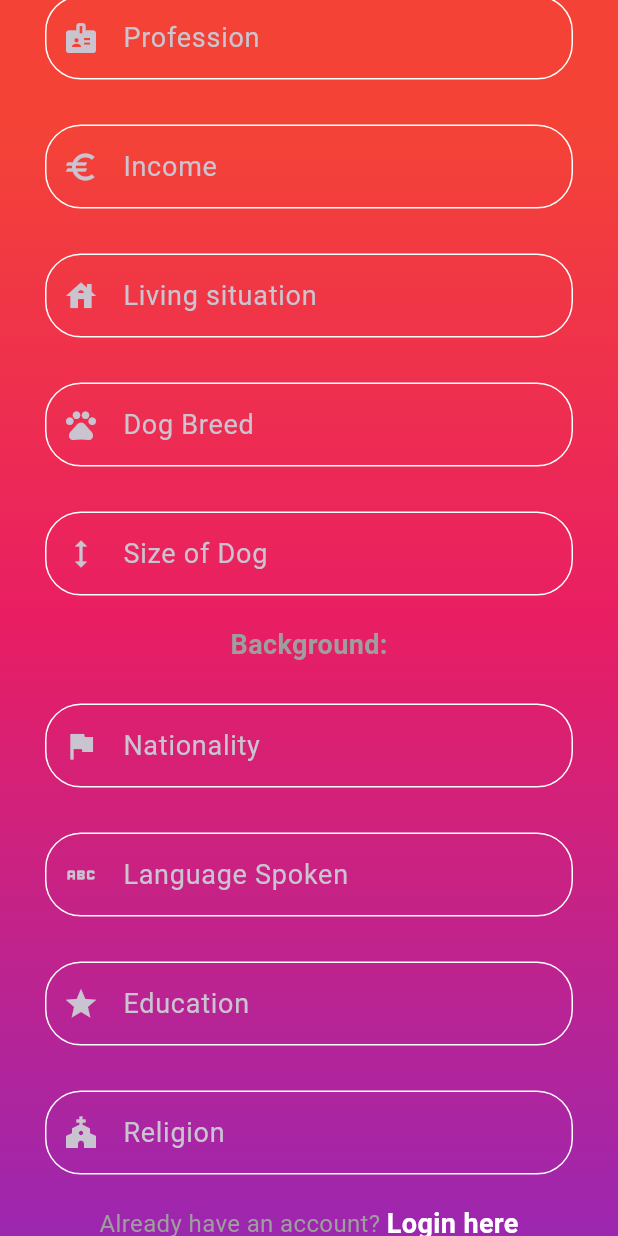
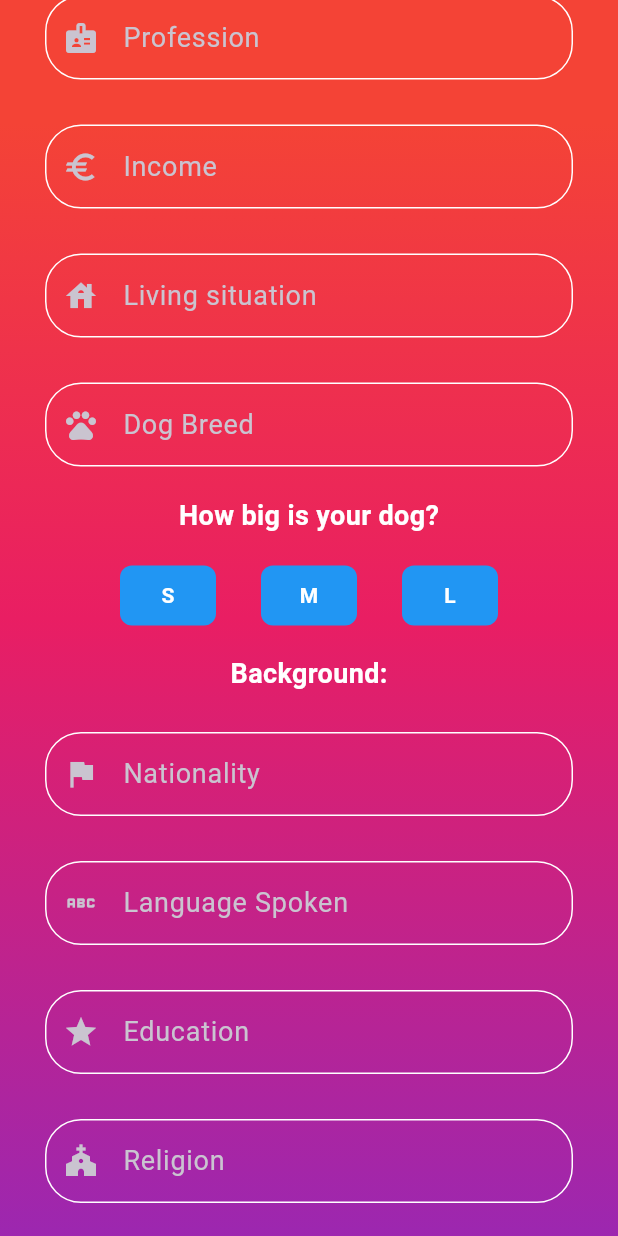
Before and after one commit to KindPlayer2/pawfect_match, a Flutter app: the RegistraionScreen screen opened directly, scrolled down 1728 dp, on a phone screen of 412 x 824 dp. Run offline on Flutter 3.47's test engine with Material 3 defaults, Android fonts, the phone set to English and light mode, and no system bars; our stand-ins replace get, image_picker.

Commit message:
Some changes to registration page

```diff
--- a/lib/authenticationScreen/registration_screen.dart
+++ b/lib/authenticationScreen/registration_screen.dart
@@ -1,10 +1,10 @@
-import "dart:io";
+import 'dart:io';
 
-import "package:flutter/material.dart";
-import "package:get/get.dart";
-import "package:pawfect_match/authenticationScreen/login_screen.dart";
-import "package:pawfect_match/controllers/authentication_controller.dart";
-import "package:pawfect_match/widgets/custom_text_field_widget.dart";
+import 'package:flutter/material.dart';
+import 'package:get/get.dart';
+import 'package:pawfect_match/authenticationScreen/login_screen.dart';
+import 'package:pawfect_match/controllers/authentication_controller.dart';
+import 'package:pawfect_match/widgets/custom_text_field_widget.dart';
 
 class RegistraionScreen extends StatefulWidget {
   const RegistraionScreen({super.key});
@@ -14,7 +14,9 @@ class RegistraionScreen extends StatefulWidget {
 }
 
 class _RegistraionScreenState extends State<RegistraionScreen> {
-  //personal info
+  String selectedSize = '';
+
+  // Personal info
   TextEditingController emailTextEditingController = TextEditingController();
   TextEditingController passwordTextEditingController = TextEditingController();
   TextEditingController nameTextEditingController = TextEditingController();
@@ -27,12 +29,12 @@ class _RegistraionScreenState extends State<RegistraionScreen> {
   TextEditingController lookingForInaPartnerTextEditingController =
       TextEditingController();
 
-  //Appearance
+  // Appearance
   TextEditingController heightTextEditingController = TextEditingController();
   TextEditingController weightTextEditingController = TextEditingController();
   TextEditingController genderTextEditingController = TextEditingController();
 
-  //Life style
+  // Life style
   TextEditingController drinkTextEditingController = TextEditingController();
   TextEditingController smokeTextEditingController = TextEditingController();
   TextEditingController hasChildrenTextEditingController =
@@ -48,7 +50,7 @@ class _RegistraionScreenState extends State<RegistraionScreen> {
   TextEditingController sizeOfDogTextEditingController =
       TextEditingController();
 
-  //background
+  // Background
   TextEditingController nationalityTextEditingController =
       TextEditingController();
   TextEditingController languageSpokenTextEditingController =
@@ -60,6 +62,7 @@ class _RegistraionScreenState extends State<RegistraionScreen> {
   bool showProgressBar = false;
 
   var authenticationController = AuthenticationController.authController;
+
   @override
   Widget build(BuildContext context) {
     return Scaffold(
@@ -76,7 +79,7 @@ class _RegistraionScreenState extends State<RegistraionScreen> {
             stops: [
               0.1,
               0.5,
-                  1.2
+              1.2,
             ], // Adjust these stops for the distribution of colors
           ),
         ),
@@ -85,42 +88,36 @@ class _RegistraionScreenState extends State<RegistraionScreen> {
             child: Column(
               children: [
                 const SizedBox(height: 100),
-
                 const Text(
                   "Create your account",
                   style: TextStyle(
                     fontSize: 22,
                     color: Color.fromARGB(255, 255, 255, 255),
-                          fontWeight: FontWeight.bold),
+                    fontWeight: FontWeight.bold,
                   ),
-
+                ),
                 const SizedBox(height: 16),
-
                 const Text(
                   "Start your journey here",
                   style: TextStyle(
                     fontSize: 18,
                     color: Color.fromARGB(255, 255, 255, 255),
-                          fontWeight: FontWeight.bold),
+                    fontWeight: FontWeight.bold,
                   ),
-
+                ),
                 const SizedBox(height: 16),
-
                 authenticationController.imageFile == null
                     ? const CircleAvatar(
                         radius: 80,
                         backgroundImage: AssetImage("images/avatar.png"),
                         backgroundColor: Colors.black,
                       )
-                        :
-
-                        //authenticationController.imageFile != null ?
-                        Container(
+                    : Container(
                         width: 180,
                         height: 180,
                         decoration: BoxDecoration(
                           shape: BoxShape.circle,
-                              color: Colors.grey,
+                          color: const Color.fromARGB(255, 255, 255, 255),
                           image: DecorationImage(
                             fit: BoxFit.fitHeight,
                             image: FileImage(
@@ -131,7 +128,6 @@ class _RegistraionScreenState extends State<RegistraionScreen> {
                           ),
                         ),
                       ),
-
                 Row(
                   mainAxisAlignment: MainAxisAlignment.center,
                   children: [
@@ -139,70 +135,49 @@ class _RegistraionScreenState extends State<RegistraionScreen> {
                       onPressed: () async {
                         await authenticationController
                             .pickImageFileFromGallery();
-
                         setState(() {
                           authenticationController.imageFile;
                         });
                       },
                       icon: Icon(Icons.add_a_photo),
-                        )
+                    ),
                   ],
                 ),
-
                 const SizedBox(height: 30),
-
-                    //name
+                // Name
                 CustomTextFieldWidget(
-                      //name
                   editingController: nameTextEditingController,
                   lableText: "Name",
                   iconData: Icons.abc,
                   isObscure: false,
                 ),
-
-                    const SizedBox(
-                      height: 15,
-                    ),
-
-                    //age
+                const SizedBox(height: 15),
+                // Age
                 CustomTextFieldWidget(
-                      //age
                   editingController: ageTextEditingController,
                   lableText: "Age",
                   iconData: Icons.numbers,
                   isObscure: false,
                   keyboardType: TextInputType.number,
                 ),
-
-                    const SizedBox(
-                      height: 15,
-                    ),
-
-                    //email
+                const SizedBox(height: 15),
+                // Email
                 CustomTextFieldWidget(
                   editingController: emailTextEditingController,
                   lableText: "Email",
                   iconData: Icons.email_outlined,
                   isObscure: false,
                 ),
-
-                    const SizedBox(
-                      height: 15,
-                    ),
-
-                    //password
+                const SizedBox(height: 15),
+                // Password
                 CustomTextFieldWidget(
                   editingController: passwordTextEditingController,
                   lableText: "Password",
                   iconData: Icons.lock_outline,
                   isObscure: true,
                 ),
-
-                    const SizedBox(
-                      height: 15,
-                    ),
-
-                    //Phone
+                const SizedBox(height: 15),
+                // Phone
                 CustomTextFieldWidget(
                   editingController: phoneTextEditingController,
                   lableText: "Phone",
@@ -210,36 +185,23 @@ class _RegistraionScreenState extends State<RegistraionScreen> {
                   isObscure: false,
                   keyboardType: TextInputType.number,
                 ),
-
-                    const SizedBox(
-                      height: 15,
-                    ),
-
-                    //city
+                const SizedBox(height: 15),
+                // City
                 CustomTextFieldWidget(
-                      //city
                   editingController: cityTextEditingController,
                   lableText: "City",
                   iconData: Icons.location_city,
                   isObscure: true,
                 ),
-
-                    const SizedBox(
-                      height: 15,
-                    ),
-
-                    //Country
+                const SizedBox(height: 15),
+                // Country
                 CustomTextFieldWidget(
                   editingController: countryTextEditingController,
                   lableText: "Country",
                   iconData: Icons.flag,
                   isObscure: false,
                 ),
-
-                    const SizedBox(
-                      height: 15,
-                    ),
-
+                const SizedBox(height: 15),
                 Padding(
                   padding: const EdgeInsets.fromLTRB(30, 10, 30, 5),
                   child: DropdownButtonFormField<String>(
@@ -259,8 +221,8 @@ class _RegistraionScreenState extends State<RegistraionScreen> {
                         ),
                       ),
                     ),
-                        value: lookingForInaPartnerTextEditingController
-                                .text.isEmpty
+                    value:
+                        lookingForInaPartnerTextEditingController.text.isEmpty
                             ? null
                             : lookingForInaPartnerTextEditingController.text,
                     onChanged: (String? newValue) {
@@ -276,54 +238,36 @@ class _RegistraionScreenState extends State<RegistraionScreen> {
                     }).toList(),
                   ),
                 ),
-
-                    const SizedBox(
-                      height: 15,
-                    ),
-
-                    //appearance
-
+                const SizedBox(height: 15),
+                // Appearance
                 const Text(
                   "Appearance",
                   style: TextStyle(
                     fontSize: 18,
                     color: Color.fromARGB(255, 255, 255, 255),
-                          fontWeight: FontWeight.bold),
+                    fontWeight: FontWeight.bold,
                   ),
-
+                ),
                 const SizedBox(height: 16),
-
-                    //height
+                // Height
                 CustomTextFieldWidget(
-                      //height
                   editingController: heightTextEditingController,
                   lableText: "Height (cm)",
                   iconData: Icons.insert_chart,
                   isObscure: false,
-                      keyboardType:
-                          TextInputType.numberWithOptions(decimal: true),
+                  keyboardType: TextInputType.numberWithOptions(decimal: true),
                 ),
-
-                    const SizedBox(
-                      height: 15,
-                    ),
-
-                    //weight
+                const SizedBox(height: 15),
+                // Weight
                 CustomTextFieldWidget(
-                      //weight
                   editingController: weightTextEditingController,
                   lableText: "Weight (kg)",
                   iconData: Icons.table_chart,
                   isObscure: false,
-                      keyboardType:
-                          TextInputType.numberWithOptions(decimal: true),
+                  keyboardType: TextInputType.numberWithOptions(decimal: true),
                 ),
-
-                    const SizedBox(
-                      height: 15,
-                    ),
-
-                    //Gender
+                const SizedBox(height: 15),
+                // Gender
                 Padding(
                   padding: const EdgeInsets.fromLTRB(30, 10, 30, 5),
                   child: DropdownButtonFormField<String>(
@@ -358,192 +302,207 @@ class _RegistraionScreenState extends State<RegistraionScreen> {
                     }).toList(),
                   ),
                 ),
-
-                    const SizedBox(
-                      height: 15,
-                    ),
-
-                    //lifestyle
-
+                const SizedBox(height: 15),
+                // Lifestyle
                 const Text(
                   "Lifestyle: ",
                   style: TextStyle(
                     fontSize: 18,
                     color: Colors.grey,
-                          fontWeight: FontWeight.bold),
+                    fontWeight: FontWeight.bold,
                   ),
-
+                ),
                 const SizedBox(height: 16),
-
-                    //drink
+                // Drink
                 CustomTextFieldWidget(
-                      //drink
                   editingController: drinkTextEditingController,
                   lableText: "Do you drink?",
                   iconData: Icons.water_drop,
                   isObscure: false,
                 ),
-
-                    const SizedBox(
-                      height: 15,
-                    ),
-
-                    //smoke
+                const SizedBox(height: 15),
+                // Smoke
                 CustomTextFieldWidget(
-                      //smoke
                   editingController: smokeTextEditingController,
                   lableText: "Do you smoke?",
                   iconData: Icons.smoking_rooms_rounded,
                   isObscure: false,
                 ),
-
-                    const SizedBox(
-                      height: 15,
-                    ),
-
-                    //has children
+                const SizedBox(height: 15),
+                // Has children
                 CustomTextFieldWidget(
-                      //has children
                   editingController: hasChildrenTextEditingController,
                   lableText: "Do you have children?",
                   iconData: Icons.child_care,
                   isObscure: false,
                 ),
-
-                    const SizedBox(
-                      height: 15,
-                    ),
-
-                    //profession
+                const SizedBox(height: 15),
+                // Profession
                 CustomTextFieldWidget(
-                      //Profession
                   editingController: professionTextEditingController,
                   lableText: "Profession",
                   iconData: Icons.badge,
                   isObscure: false,
                 ),
-
-                    const SizedBox(
-                      height: 15,
-                    ),
-
-                    //income
+                const SizedBox(height: 15),
+                // Income
                 CustomTextFieldWidget(
-                      //income
                   editingController: incomeTextEditingController,
                   lableText: "Income",
                   iconData: Icons.euro,
                   isObscure: false,
                 ),
-
-                    const SizedBox(
-                      height: 15,
-                    ),
-
-                    //living situation
+                const SizedBox(height: 15),
+                // Living situation
                 CustomTextFieldWidget(
-                      //living situation
                   editingController: livingSituationTextEditingController,
                   lableText: "Living situation",
                   iconData: Icons.house,
                   isObscure: false,
                 ),
-
-                    const SizedBox(
-                      height: 15,
-                    ),
-
-                    //dog breed
+                const SizedBox(height: 15),
+                // Dog breed
                 CustomTextFieldWidget(
-                      //dog breed
                   editingController: favouriteBreedTextEditingController,
                   lableText: "Dog Breed",
                   iconData: Icons.pets,
                   isObscure: false,
                 ),
-
-                    const SizedBox(
-                      height: 15,
+                const SizedBox(height: 15),
+                // Size of dog
+                Column(
+                  children: [
+                    Text(
+                      "How big is your dog?",
+                      style: TextStyle(
+                        fontSize: 18,
+                        color: Color.fromARGB(255, 255, 255, 255),
+                        fontWeight: FontWeight.bold,
                       ),
-
-                    //size of dog
-                    CustomTextFieldWidget(
-                      //soze of sog
-                      editingController: sizeOfDogTextEditingController,
-                      lableText: "Size of Dog",
-                      iconData: Icons.height,
-                      isObscure: false,
                     ),
-
-                    const SizedBox(
-                      height: 15,
+                    SizedBox(height: 16),
+                    Row(
+                      mainAxisAlignment: MainAxisAlignment.center,
+                      children: [
+                        ElevatedButton(
+                          onPressed: () {
+                            setState(() {
+                              selectedSize = 'S';
+                            });
+                          },
+                          style: ElevatedButton.styleFrom(
+                            backgroundColor: selectedSize == 'S'
+                                ? Colors.green
+                                : Colors.blue,
+                            foregroundColor: Colors.white,
+                            elevation: 0,
+                            shape: RoundedRectangleBorder(
+                              borderRadius: BorderRadius.circular(8),
                             ),
-
-                    //background
-
+                          ),
+                          child: Text(
+                            'S',
+                            style: TextStyle(
+                              fontWeight: FontWeight.bold,
+                            ),
+                          ),
+                        ),
+                        SizedBox(width: 30),
+                        ElevatedButton(
+                          onPressed: () {
+                            setState(() {
+                              selectedSize = 'M';
+                            });
+                          },
+                          style: ElevatedButton.styleFrom(
+                            backgroundColor: selectedSize == 'M'
+                                ? Colors.green
+                                : Colors.blue,
+                            foregroundColor: Colors.white,
+                            elevation: 0,
+                            shape: RoundedRectangleBorder(
+                              borderRadius: BorderRadius.circular(8),
+                            ),
+                          ),
+                          child: Text(
+                            'M',
+                            style: TextStyle(
+                              fontWeight: FontWeight.bold,
+                            ),
+                          ),
+                        ),
+                        SizedBox(width: 30),
+                        ElevatedButton(
+                          onPressed: () {
+                            setState(() {
+                              selectedSize = 'L';
+                            });
+                          },
+                          style: ElevatedButton.styleFrom(
+                            backgroundColor: selectedSize == 'L'
+                                ? Colors.green
+                                : Colors.blue,
+                            foregroundColor: Colors.white,
+                            elevation: 0,
+                            shape: RoundedRectangleBorder(
+                              borderRadius: BorderRadius.circular(8),
+                            ),
+                          ),
+                          child: Text(
+                            'L',
+                            style: TextStyle(
+                              fontWeight: FontWeight.bold,
+                            ),
+                          ),
+                        ),
+                      ],
+                    ),
+                  ],
+                ),
+                const SizedBox(height: 15),
+                // Background
                 const Text(
                   "Background:",
                   style: TextStyle(
                     fontSize: 18,
-                          color: Colors.grey,
-                          fontWeight: FontWeight.bold),
+                    color: Color.fromARGB(255, 255, 255, 255),
+                    fontWeight: FontWeight.bold,
                   ),
-
+                ),
                 const SizedBox(height: 16),
-
-                    //nationality
+                // Nationality
                 CustomTextFieldWidget(
-                      //nationality
                   editingController: nationalityTextEditingController,
                   lableText: "Nationality",
                   iconData: Icons.flag,
                   isObscure: false,
                 ),
-
-                    const SizedBox(
-                      height: 15,
-                    ),
-
-                    //Language spoken
+                const SizedBox(height: 15),
+                // Language spoken
                 CustomTextFieldWidget(
-                      //Language spoken
                   editingController: languageSpokenTextEditingController,
                   lableText: "Language Spoken",
                   iconData: Icons.abc,
                   isObscure: false,
                 ),
-
-                    const SizedBox(
-                      height: 15,
-                    ),
-
-                    //Education
+                const SizedBox(height: 15),
+                // Education
                 CustomTextFieldWidget(
-                      //Education
                   editingController: educationTextEditingController,
                   lableText: "Education",
                   iconData: Icons.grade,
                   isObscure: false,
                 ),
-
-                    const SizedBox(
-                      height: 15,
-                    ),
-
-                    //Religion
+                const SizedBox(height: 15),
+                // Religion
                 CustomTextFieldWidget(
-                      //Religion
                   editingController: religionextEditingController,
                   lableText: "Religion",
                   iconData: Icons.church,
                   isObscure: false,
                 ),
-
-                    const SizedBox(
-                      height: 15,
-                    ),
-
-                    //Button to Register a new account
+                const SizedBox(height: 15),
+                // Button to Register a new account
                 Row(
                   mainAxisAlignment: MainAxisAlignment.center,
                   children: [
@@ -551,7 +510,7 @@ class _RegistraionScreenState extends State<RegistraionScreen> {
                       "Already have an account? ",
                       style: TextStyle(
                         fontSize: 16,
-                            color: Colors.grey,
+                        color: const Color.fromARGB(255, 255, 255, 255),
                       ),
                     ),
                     InkWell(
@@ -562,31 +521,26 @@ class _RegistraionScreenState extends State<RegistraionScreen> {
                         "Login here",
                         style: TextStyle(
                           fontSize: 18,
-                              color: Colors.white,
+                          color: Color.fromARGB(255, 0, 162, 255),
                           fontWeight: FontWeight.bold,
                         ),
                       ),
-                        )
-                      ],
-                    ),
-                    const SizedBox(
-                      height: 15,
-                    ),
-
-                    //Loading bar
-                    showProgressBar == true
-                        ? CircularProgressIndicator(
-                            valueColor:
-                                AlwaysStoppedAnimation<Color>(Colors.pink),
-                          )
-                        : Container(),
-
-                    const SizedBox(
-                      height: 15,
                     ),
                   ],
                 ),
+                const SizedBox(height: 15),
+                // Loading bar
+                showProgressBar == true
+                    ? CircularProgressIndicator(
+                        valueColor: AlwaysStoppedAnimation<Color>(Colors.pink),
+                      )
+                    : Container(),
+                const SizedBox(height: 15),
+              ],
             ),
-            )));
+          ),
+        ),
+      ),
+    );
   }
 }
```
Also changed, not shown: images/logo.png. Lines whose indentation alone changed are shown as unchanged.
